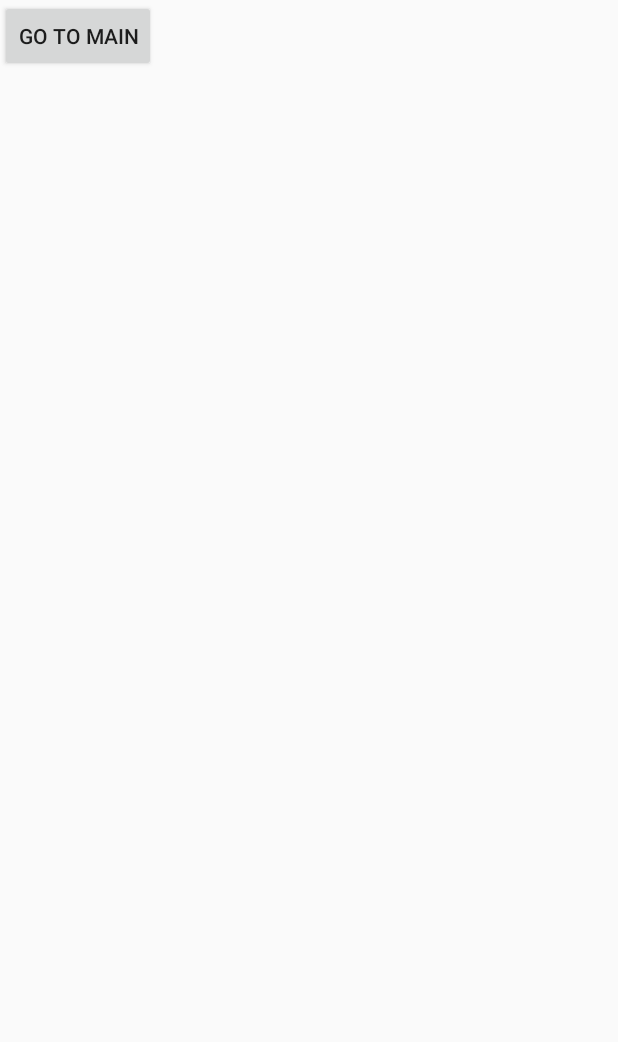
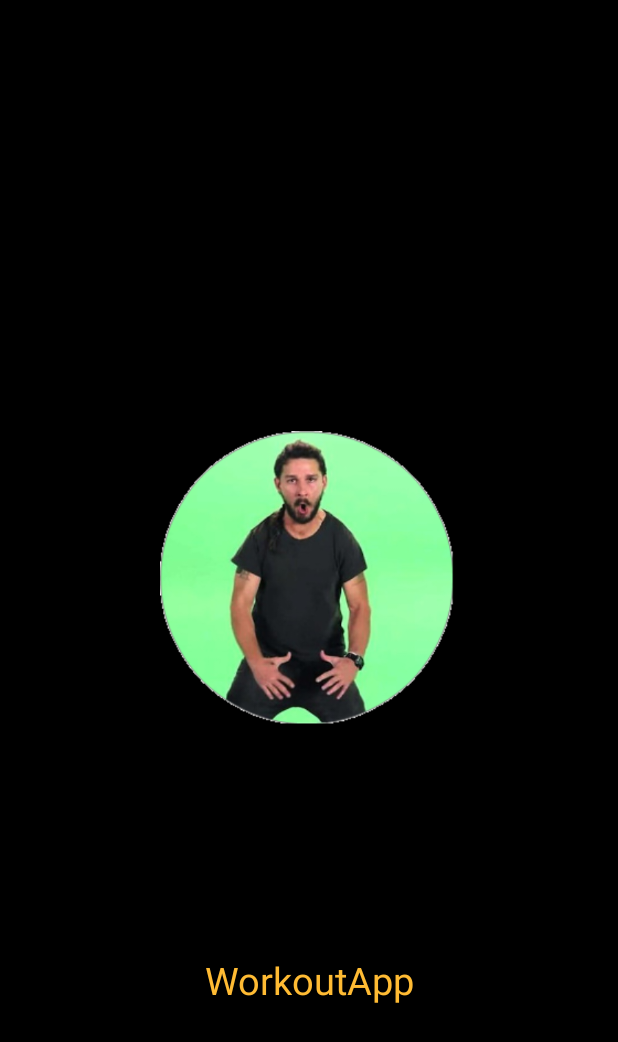
Before and after one commit to ejlnex5/glowing-guacamole, an Android app: the layout activity_splash.xml on its own in the app's theme, with its tools: preview values and no code run, on a phone screen of 412 x 824 dp. Shown: the top 1042 px of the screen. Run offline under Robolectric (Android 15) with nearby library versions, the phone set to English and light mode, and no system bars.

Commit message:
Splash screen
- Added SplashActivity.java
- Added logo.png
- Modified activity_splash.xml
- Modified AndroidManifest.xml

```diff
--- /dev/null
+++ b/app/src/main/java/edu/miracosta/cs134/workoutapprefactored/SplashActivity.java
@@ -0,0 +1,30 @@
+package edu.miracosta.cs134.workoutapprefactored;
+
+import android.app.LauncherActivity;
+import android.content.Intent;
+import android.os.Bundle;
+import android.os.Handler;
+import android.support.annotation.Nullable;
+import android.support.v7.app.AppCompatActivity;
+import android.widget.Gallery;
+import android.widget.ImageView;
+import android.widget.LinearLayout;
+
+public class SplashActivity extends AppCompatActivity {
+    private static final int SPALSH_DELAY = 3000;
+
+    @Override
+    protected void onCreate(@Nullable Bundle savedInstanceState) {
+        super.onCreate(savedInstanceState);
+        setContentView(R.layout.activity_splash);
+
+        new Handler().postDelayed(new Runnable() {
+            @Override
+            public void run() {
+                Intent intent = new Intent(SplashActivity.this, NewUserEntry.class);
+                startActivity(intent);
+                finish();
+            }
+        }, SPALSH_DELAY);
+    }
+}
--- a/app/src/main/res/layout/activity_splash.xml
+++ b/app/src/main/res/layout/activity_splash.xml
@@ -4,8 +4,10 @@
     xmlns:tools="http://schemas.android.com/tools"
     android:layout_width="match_parent"
     android:layout_height="match_parent"
+    android:background="@android:color/background_dark"
     tools:context="edu.miracosta.cs134.workoutapprefactored.SplashActivity">
 
+    <!--
     <Button
         android:id="@+id/button2"
         android:layout_width="wrap_content"
@@ -13,5 +15,37 @@
         android:onClick="goToMain"
         android:text="@string/toMainMenu"
         tools:layout_editor_absoluteX="148dp"
-        tools:layout_editor_absoluteY="209dp" />
+        tools:layout_editor_absoluteY="209dp" /> !-->
+    <ImageView
+        android:id="@+id/imageView"
+        android:layout_width="198dp"
+        android:layout_height="200dp"
+        android:layout_marginBottom="60dp"
+        android:layout_marginTop="8dp"
+        android:src="@drawable/logo"
+        app:layout_constraintBottom_toBottomOf="parent"
+        app:layout_constraintEnd_toEndOf="parent"
+        app:layout_constraintHorizontal_bias="0.497"
+        app:layout_constraintStart_toStartOf="parent"
+        app:layout_constraintTop_toTopOf="parent" />
+
+    <TextView
+        android:id="@+id/textView"
+        android:layout_width="211dp"
+        android:layout_height="41dp"
+        android:layout_marginBottom="150dp"
+        android:layout_marginEnd="140dp"
+        android:layout_marginStart="140dp"
+        android:layout_marginTop="30dp"
+        android:gravity="center"
+        android:text="@string/app_name"
+        android:textColor="@android:color/holo_orange_light"
+        android:textSize="25sp"
+        app:layout_constraintBottom_toBottomOf="parent"
+        app:layout_constraintEnd_toEndOf="parent"
+        app:layout_constraintHorizontal_bias="0.5"
+        app:layout_constraintStart_toStartOf="parent"
+        app:layout_constraintTop_toBottomOf="@+id/imageView"
+        app:layout_constraintVertical_bias="1.0" />
+
 </android.support.constraint.ConstraintLayout>
--- a/build.gradle
+++ b/build.gradle
@@ -7,7 +7,7 @@ buildscript {
         jcenter()
     }
     dependencies {
-        classpath 'com.android.tools.build:gradle:3.0.1'
+        classpath 'com.android.tools.build:gradle:3.1.2'
 
 
         // NOTE: Do not place your application dependencies here; they belong
```
Also changed, not shown: app/src/main/AndroidManifest.xml (+19 -2 lines), app/src/main/res/drawable/logo.png (added), gradle/wrapper/gradle-wrapper.properties.
